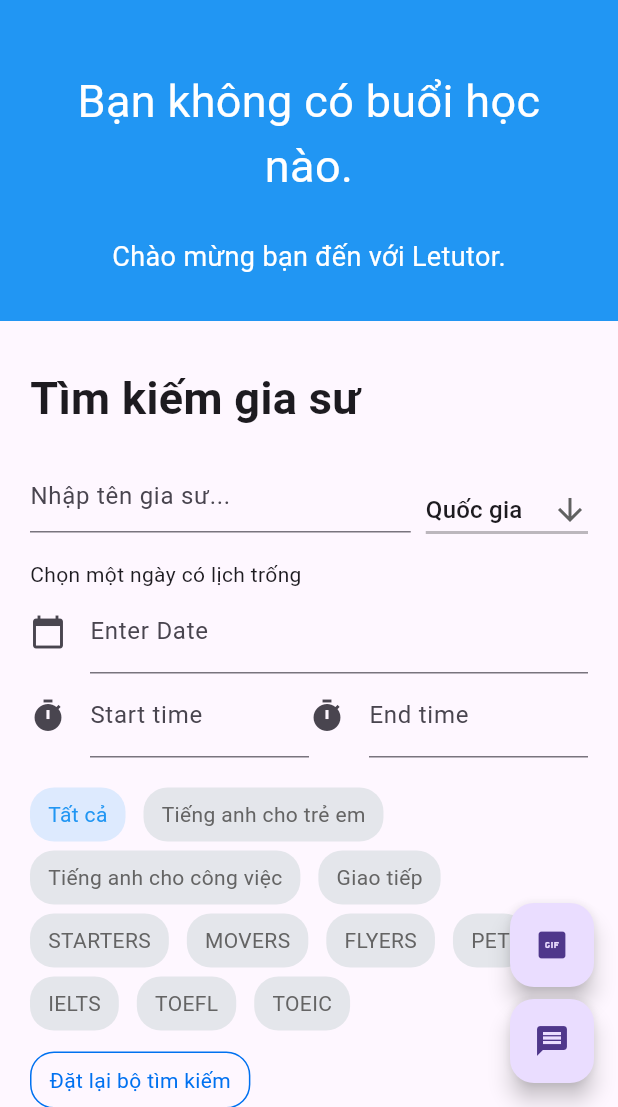
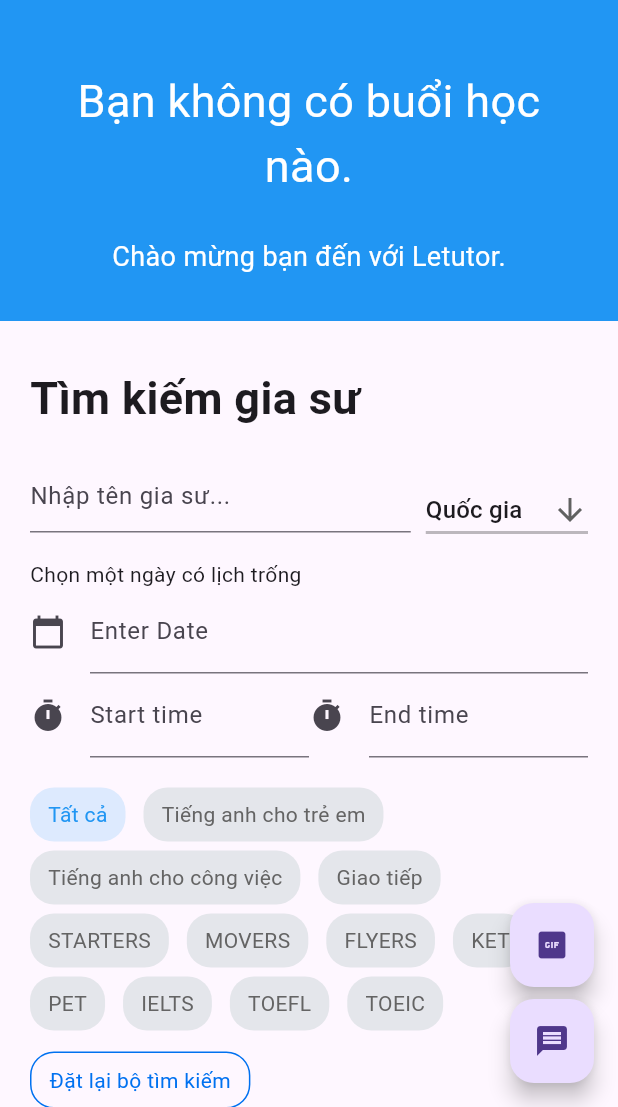
Before and after one commit to duongtanton/advanced-mobile-20_3, a Flutter app: the HomePage screen opened by its route, on a phone screen of 412 x 824 dp, the part 129-1236 px from its top. Run offline on Flutter 3.47's test engine with Material 3 defaults, Android fonts, the phone set to English and light mode, and no system bars; our stand-ins replace flutter_dotenv, flutter_svg, google_sign_in, readmore, shared_preferences, syncfusion_flutter_calendar and 1 more; missing offline and left inert: country_flags, easy_autocomplete, flutter_facebook_auth, number_paginator, time_range_picker; accounts and stored records are empty; network calls fail.

Commit message:
Add filter search for home page

```diff
--- a/lib/src/pages/home_page.dart
+++ b/lib/src/pages/home_page.dart
@@ -19,25 +19,27 @@ class HomePage extends StatefulWidget {
 }
 
 class _HomePageState extends State<HomePage> {
-  List<dynamic> locations = <dynamic>[
-    {'name': 'Quốc gia', 'value': 'all'},
-    {'name': 'Việt Nam', 'value': 'isVietnamese'},
-    {'name': 'Bản địa', 'value': 'isNative'},
-    {'name': 'Nước ngoài', 'value': 'onboarded'}
-  ];
-  List<dynamic> specialties = <dynamic>[
-    {'name': 'Tất cả', 'value': 'all'},
-    {'name': 'Tiếng anh cho trẻ em', 'value': 'english-for-kids'},
-    {'name': 'Tiếng anh cho công việc', 'value': 'business-english'},
-    {'name': 'Giao tiếp', 'value': 'conversational-english'},
-    {'name': 'STARTERS', 'value': 'starters'},
-    {'name': 'MOVERS', 'value': 'movers'},
-    {'name': 'FLYERS', 'value': 'flyers'},
-    {'name': 'PET', 'value': 'ket'},
-    {'name': 'IELTS', 'value': 'pet'},
-    {'name': 'TOEFL', 'value': 'toefl'},
-    {'name': 'TOEIC', 'value': 'toeic'},
-  ];
+  Map<String, String> locations = {
+    'all': 'Quốc gia',
+    'isVietnamese': 'Việt Nam',
+    'isNative': 'Bản địa',
+    'onboarded': 'Nước ngoài'
+  };
+  Map<String, String> specialties = {
+    'all': 'Tất cả',
+    'english-for-kids': 'Tiếng anh cho trẻ em',
+    'business-english': 'Tiếng anh cho công việc',
+    'conversational-english': 'Giao tiếp',
+    'starters': 'STARTERS',
+    'movers': 'MOVERS',
+    'flyers': 'FLYERS',
+    'ket': 'KET',
+    'pet': 'PET',
+    'ielts': 'IELTS',
+    'toefl': 'TOEFL',
+    'toeic': 'TOEIC'
+  };
+
   String selectedLocation = 'all';
   String selectedSpecialty = 'all';
   TimeRange timeRange =
@@ -199,45 +201,23 @@ class _HomePageState extends State<HomePage> {
                   Wrap(
                     spacing: 12,
                     runSpacing: 6,
-                    children: [
-                      Container(
-                          padding: const EdgeInsets.only(
-                              top: 8, right: 12, left: 12, bottom: 8),
-                          decoration: const BoxDecoration(
-                            borderRadius: BorderRadius.all(Radius.circular(16)),
-                            color: Color.fromRGBO(221, 234, 254, 1),
-                          ),
-                          child: const Text("Tất cả",
-                              style: TextStyle(color: Colors.blue))),
-                      Container(
-                        padding: const EdgeInsets.only(
-                            top: 8, right: 12, left: 12, bottom: 8),
-                        decoration: const BoxDecoration(
-                          borderRadius: BorderRadius.all(Radius.circular(16)),
-                          color: Color.fromRGBO(221, 234, 254, 1),
-                        ),
-                        child: const Text("Tiếng anh cho trẻ em",
-                            style: TextStyle(color: Colors.blue)),
-                      ),
-                      Container(
-                          padding: const EdgeInsets.only(
-                              top: 8, right: 12, left: 12, bottom: 8),
-                          decoration: const BoxDecoration(
-                            borderRadius: BorderRadius.all(Radius.circular(16)),
-                            color: Color.fromRGBO(221, 234, 254, 1),
-                          ),
-                          child: const Text("Tiếng anh cho công việc",
-                              style: TextStyle(color: Colors.blue))),
-                      Container(
-                          padding: const EdgeInsets.only(
-                              top: 8, right: 12, left: 12, bottom: 8),
-                          decoration: const BoxDecoration(
-                            borderRadius: BorderRadius.all(Radius.circular(16)),
-                            color: Color.fromRGBO(221, 234, 254, 1),
-                          ),
-                          child: const Text("Giao tiếp",
-                              style: TextStyle(color: Colors.blue)))
-                    ],
+                    children: null != item["specialties"]
+                        ? item["specialties"]
+                            .split(',')
+                            .map<Widget>(
+                              (item) => Container(
+                                  padding: const EdgeInsets.only(
+                                      top: 8, right: 12, left: 12, bottom: 8),
+                                  decoration: const BoxDecoration(
+                                      borderRadius:
+                                          BorderRadius.all(Radius.circular(16)),
+                                      color: Color.fromRGBO(221, 234, 254, 1)),
+                                  child: Text(specialties[item] ?? "",
+                                      style:
+                                          const TextStyle(color: Colors.blue))),
+                            )
+                            .toList()
+                        : [],
                   ),
                   const Padding(padding: EdgeInsets.only(top: 10)),
                   RichText(
@@ -279,18 +259,18 @@ class _HomePageState extends State<HomePage> {
               ),
             ))
         .toList();
-    List<DropdownMenuItem<String>> locationWidgets = locations
-        .map((item) => DropdownMenuItem<String>(
-              value: item["value"],
-              child: Text(item["name"]),
+    List<DropdownMenuItem<String>> locationWidgets = locations.entries
+        .map((entry) => DropdownMenuItem<String>(
+              value: entry.key,
+              child: Text(entry.value),
             ))
         .toList();
 
-    List<Widget> specialtyWidgets = specialties
+    List<Widget> specialtyWidgets = specialties.entries
         .map(
-          (item) => GestureDetector(
+          (entry) => GestureDetector(
               onTap: () {
-                selectedSpecialty = item["value"];
+                selectedSpecialty = entry.key;
                 _search();
               },
               child: Container(
@@ -298,13 +278,13 @@ class _HomePageState extends State<HomePage> {
                       top: 8, right: 12, left: 12, bottom: 8),
                   decoration: BoxDecoration(
                     borderRadius: const BorderRadius.all(Radius.circular(16)),
-                    color: item["value"] == selectedSpecialty
+                    color: entry.key == selectedSpecialty
                         ? const Color.fromRGBO(221, 234, 254, 1)
                         : const Color.fromRGBO(228, 230, 235, 1),
                   ),
-                  child: Text(item["name"],
+                  child: Text(entry.value,
                       style: TextStyle(
-                          color: item!["value"] == selectedSpecialty
+                          color: entry!.key == selectedSpecialty
                               ? Colors.blue
                               : const Color.fromRGBO(100, 100, 100, 1))))),
         )
```
